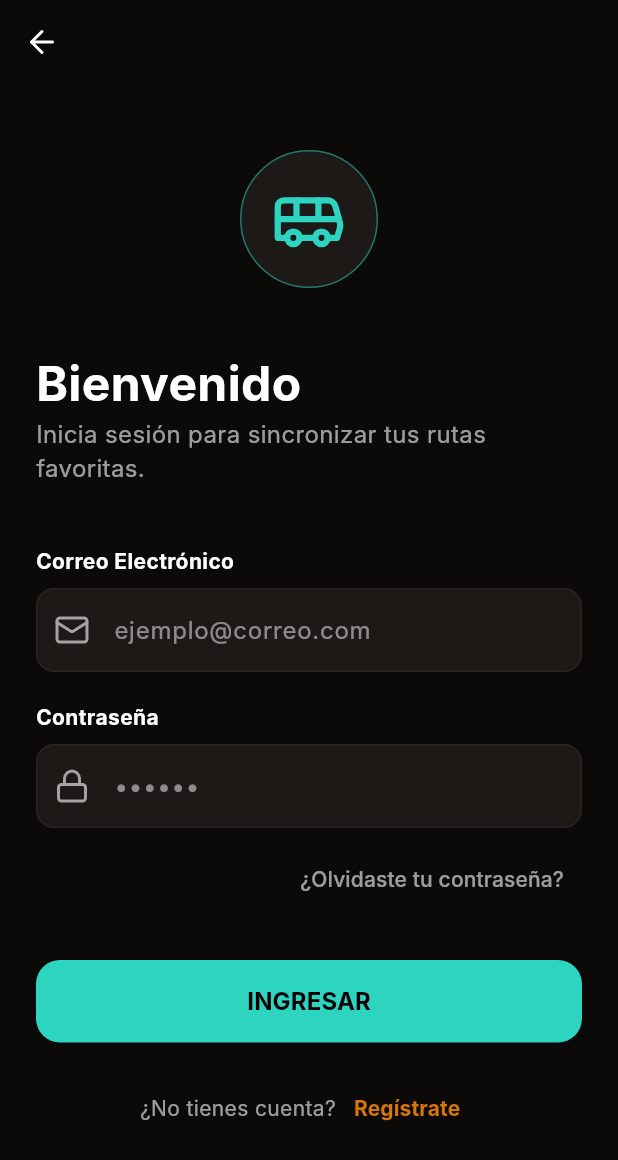
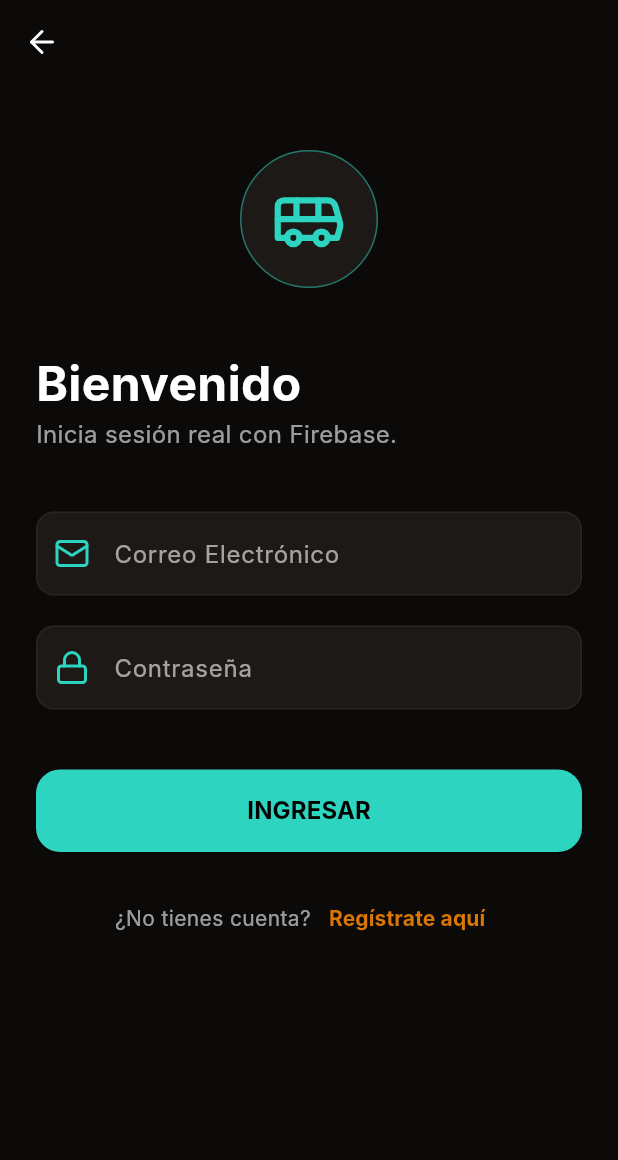
Before and after one commit to Esme0123/Transporte-Smart-La-Paz, a Flutter app: the screen it shows after launch, item 4 of the bottom bar chosen, after a tap on "Iniciar Sesión", on a phone screen of 412 x 824 dp. Shown: the top 1160 px of the screen. Run offline on Flutter 3.47's test engine with Material 3 defaults, Android fonts, the phone set to English and light mode, and no system bars; our stand-ins replace camera, cloud_firestore, equatable, firebase_auth, firebase_core, flutter_bloc and 7 more; missing offline and left inert: flutter_vision; accounts and stored records are empty; Roboto replaces fonts that are missing (Inter).

Commit message:
Login and register with firebase

```diff
--- a/transporte_smart_app/lib/screens/login_screen.dart
+++ b/transporte_smart_app/lib/screens/login_screen.dart
@@ -1,6 +1,8 @@
 import 'package:flutter/material.dart';
 import 'package:lucide_flutter/lucide_flutter.dart';
+import 'package:transporte_smart_app/repositories/auth_repository.dart';
 import 'package:transporte_smart_app/theme/app_colors.dart';
+import 'package:transporte_smart_app/screens/register_screen.dart';
 
 class LoginScreen extends StatefulWidget {
   const LoginScreen({super.key});
@@ -12,23 +14,32 @@ class LoginScreen extends StatefulWidget {
 class _LoginScreenState extends State<LoginScreen> {
   final _emailCtrl = TextEditingController();
   final _passCtrl = TextEditingController();
+  final AuthRepository _authRepo = AuthRepository();
   bool _isLoading = false;
 
-  // --- LÓGICA DE LOGIN DEMO ---
-  void _loginDemo() async {
-    // 1. Ocultamos teclado
-    FocusScope.of(context).unfocus();
+  void _loginReal() async {
+    if (_emailCtrl.text.isEmpty || _passCtrl.text.isEmpty) return;
 
-    // 2. Mostramos carga
     setState(() => _isLoading = true);
-
-    // 3. Simulamos espera de red (1.5 segundos)
-    await Future.delayed(const Duration(milliseconds: 1500));
+    try {
+      // LLAMADA REAL A FIREBASE AUTH
+      await _authRepo.signIn(_emailCtrl.text.trim(), _passCtrl.text.trim());
 
       if (mounted) {
-      setState(() => _isLoading = false);
-      // 4. Volver atrás con ÉXITO (true)
+        // Éxito: volvemos al perfil
         Navigator.pop(context, true);
+      }
+    } catch (e) {
+      if (mounted) {
+        ScaffoldMessenger.of(context).showSnackBar(
+          SnackBar(
+            content: Text(e.toString().replaceAll("Exception: ", "")),
+            backgroundColor: AppColors.error,
+          ),
+        );
+      }
+    } finally {
+      if (mounted) setState(() => _isLoading = false);
     }
   }
 
@@ -36,7 +47,6 @@ class _LoginScreenState extends State<LoginScreen> {
   Widget build(BuildContext context) {
     return Scaffold(
       backgroundColor: AppColors.background,
-      // AppBar transparente
       appBar: AppBar(
         backgroundColor: Colors.transparent,
         elevation: 0,
@@ -46,13 +56,11 @@ class _LoginScreenState extends State<LoginScreen> {
         ),
       ),
       body: SingleChildScrollView(
-        child: Padding(
         padding: const EdgeInsets.all(24.0),
         child: Column(
           crossAxisAlignment: CrossAxisAlignment.start,
           children: [
             const SizedBox(height: 20),
-              // Icono grande
             Center(
               child: Container(
                 padding: const EdgeInsets.all(20),
@@ -67,37 +75,24 @@ class _LoginScreenState extends State<LoginScreen> {
             const SizedBox(height: 40),
 
             const Text("Bienvenido", style: TextStyle(color: Colors.white, fontSize: 32, fontWeight: FontWeight.bold)),
-              const Text("Inicia sesión para sincronizar tus rutas favoritas.", style: TextStyle(color: AppColors.textSecondary, fontSize: 16)),
+            const Text("Inicia sesión real con Firebase.", style: TextStyle(color: AppColors.textSecondary, fontSize: 16)),
 
             const SizedBox(height: 40),
 
-              // Campos de texto
             _buildField("Correo Electrónico", LucideIcons.mail, _emailCtrl),
             const SizedBox(height: 20),
             _buildField("Contraseña", LucideIcons.lock, _passCtrl, isPass: true),
 
-              const SizedBox(height: 10),
-              Align(
-                alignment: Alignment.centerRight,
-                child: TextButton(
-                  onPressed: () {},
-                  child: const Text("¿Olvidaste tu contraseña?", style: TextStyle(color: AppColors.textSecondary))
-                ),
-              ),
-
-              const SizedBox(height: 30),
-
-              // Botón INGRESAR
+            const SizedBox(height: 40),
             SizedBox(
               width: double.infinity,
               height: 55,
               child: ElevatedButton(
-                  onPressed: _isLoading ? null : _loginDemo,
+                onPressed: _isLoading ? null : _loginReal,
                 style: ElevatedButton.styleFrom(
                   backgroundColor: AppColors.primary,
                   foregroundColor: Colors.black,
                   shape: RoundedRectangleBorder(borderRadius: BorderRadius.circular(16)),
-                    elevation: 0,
                 ),
                 child: _isLoading
                   ? const CircularProgressIndicator(color: Colors.black)
@@ -106,41 +101,34 @@ class _LoginScreenState extends State<LoginScreen> {
             ),
 
             const SizedBox(height: 20),
-
-              // Footer Registro
             Row(
               mainAxisAlignment: MainAxisAlignment.center,
               children: [
                 const Text("¿No tienes cuenta?", style: TextStyle(color: AppColors.textSecondary)),
                 TextButton(
                   onPressed: () {
-                       ScaffoldMessenger.of(context).showSnackBar(const SnackBar(content: Text("Registro deshabilitado en Demo")));
+                     // Navegar a Registro
+                     Navigator.push(context, MaterialPageRoute(builder: (_) => const RegisterScreen()));
                   },
-                    child: const Text("Regístrate", style: TextStyle(color: AppColors.secondary, fontWeight: FontWeight.bold)),
+                  child: const Text("Regístrate aquí", style: TextStyle(color: AppColors.secondary, fontWeight: FontWeight.bold)),
                 ),
               ],
             )
           ],
         ),
       ),
-      ),
     );
   }
 
   Widget _buildField(String label, IconData icon, TextEditingController ctrl, {bool isPass = false}) {
-    return Column(
-      crossAxisAlignment: CrossAxisAlignment.start,
-      children: [
-        Text(label, style: const TextStyle(color: Colors.white, fontWeight: FontWeight.bold)),
-        const SizedBox(height: 8),
-        TextField(
+    return TextField(
       controller: ctrl,
       obscureText: isPass,
       style: const TextStyle(color: Colors.white),
       decoration: InputDecoration(
-            prefixIcon: Icon(icon, color: AppColors.textSecondary),
-            hintText: isPass ? "••••••" : "ejemplo@correo.com",
-            hintStyle: TextStyle(color: AppColors.textSecondary.withOpacity(0.5)),
+        labelText: label,
+        labelStyle: const TextStyle(color: AppColors.textSecondary),
+        prefixIcon: Icon(icon, color: AppColors.primary),
         enabledBorder: OutlineInputBorder(
           borderRadius: BorderRadius.circular(12),
           borderSide: const BorderSide(color: AppColors.surfaceLight),
@@ -152,8 +140,6 @@ class _LoginScreenState extends State<LoginScreen> {
         filled: true,
         fillColor: AppColors.surface,
       ),
-        ),
-      ],
     );
   }
 }
--- a/transporte_smart_app/lib/screens/profile_screen.dart
+++ b/transporte_smart_app/lib/screens/profile_screen.dart
@@ -1,11 +1,13 @@
+import 'package:firebase_auth/firebase_auth.dart';
 import 'package:flutter/material.dart';
 import 'package:flutter_bloc/flutter_bloc.dart';
 import 'package:lucide_flutter/lucide_flutter.dart';
+import 'package:transporte_smart_app/repositories/auth_repository.dart';
 import 'package:transporte_smart_app/theme/app_colors.dart';
 import 'package:transporte_smart_app/blocs/routes/routes_bloc.dart';
 import 'package:transporte_smart_app/blocs/routes/routes_state.dart';
 import 'package:transporte_smart_app/models/route_model.dart';
-import 'package:transporte_smart_app/screens/login_screen.dart'; // Asegúrate de tener este import
+import 'package:transporte_smart_app/screens/login_screen.dart';
 
 class ProfileScreen extends StatefulWidget {
   const ProfileScreen({super.key});
@@ -15,64 +17,56 @@ class ProfileScreen extends StatefulWidget {
 }
 
 class _ProfileScreenState extends State<ProfileScreen> {
-  // --- ESTADO LOCAL PARA LA DEMO ---
+  // Configuración local
   bool _darkMode = true;
   bool _notifications = false;
 
-  // Estado de sesión (Simulado)
-  bool _isLoggedIn = false;
-  String _userName = "Invitado";
-  String _userCity = "La Paz, Bolivia";
-  String _userLevel = "Turista";
+  final AuthRepository _authRepo = AuthRepository();
+  User? _currentUser; // Usuario real de Firebase
 
-  // Función para ir al Login y esperar resultado
-  void _goToLogin() async {
-    // Navegamos y esperamos a que LoginScreen nos devuelva un valor (true/false)
-    final result = await Navigator.push(
+  @override
+  void initState() {
+    super.initState();
+    // 1. Cargar usuario al inicio
+    _currentUser = _authRepo.currentUser;
+
+    // 2. Escuchar cambios (login/logout) en tiempo real
+    _authRepo.authStateChanges.listen((user) {
+      if (mounted) {
+        setState(() {
+          _currentUser = user;
+        });
+      }
+    });
+  }
+
+  void _goToLogin() {
+    Navigator.push(
       context,
       MaterialPageRoute(builder: (_) => const LoginScreen())
     );
+  }
 
-    // Si el Login fue exitoso (simulado)
-    if (result == true) {
-      setState(() {
-        _isLoggedIn = true;
-        _userName = "Juan Pérez"; // Usuario inventado para la demo
-        _userLevel = "Experto en Rutas";
-        _notifications = true; // Activamos notificaciones mágicamente
-      });
-
-      // Feedback visual
+  void _logout() async {
+    await _authRepo.signOut();
     if (mounted) {
       ScaffoldMessenger.of(context).showSnackBar(
-          const SnackBar(
-            content: Text("¡Bienvenido de nuevo, Juan!"),
-            backgroundColor: AppColors.primary,
-          ),
+        const SnackBar(content: Text("Sesión cerrada")),
       );
     }
-    }
-  }
-
-  void _logout() {
-    setState(() {
-      _isLoggedIn = false;
-      _userName = "Invitado";
-      _userLevel = "Turista";
-      _notifications = false;
-    });
-    ScaffoldMessenger.of(context).showSnackBar(
-      const SnackBar(content: Text("Sesión cerrada correctamente")),
-    );
   }
 
   @override
   Widget build(BuildContext context) {
+    // Si _currentUser no es null, estamos logueados
+    final bool isLoggedIn = _currentUser != null;
+    final String displayName = isLoggedIn ? (_currentUser!.email ?? "Usuario") : "Invitado";
+    final String userLevel = isLoggedIn ? "Usuario Verificado" : "Turista";
+
     return Scaffold(
       backgroundColor: Colors.transparent,
       body: BlocBuilder<RoutesBloc, RoutesState>(
         builder: (context, state) {
-          // Calculamos favoritos reales del Bloc
           int favCount = 0;
           List<AppRoute> favoriteRoutesList = [];
 
@@ -86,45 +80,45 @@ class _ProfileScreenState extends State<ProfileScreen> {
           return ListView(
             padding: const EdgeInsets.symmetric(horizontal: 24.0).copyWith(top: 60.0, bottom: 120.0),
             children: [
-              // --- 1. CABECERA DE PERFIL ---
+              // --- 1. CABECERA ---
               Row(
                 children: [
-                  // Avatar
                   Container(
                     width: 70, height: 70,
                     decoration: BoxDecoration(
                       shape: BoxShape.circle,
                       color: AppColors.surface,
                       border: Border.all(
-                        color: _isLoggedIn ? AppColors.primary : AppColors.textSecondary,
+                        color: isLoggedIn ? AppColors.primary : AppColors.textSecondary,
                         width: 2
                       ),
-                      boxShadow: _isLoggedIn
+                      boxShadow: isLoggedIn
                         ? [BoxShadow(color: AppColors.primary.withOpacity(0.3), blurRadius: 15)]
                         : [],
                     ),
                     child: Icon(
-                      _isLoggedIn ? LucideIcons.userCheck : LucideIcons.user,
+                      isLoggedIn ? LucideIcons.userCheck : LucideIcons.user,
                       size: 30,
-                      color: _isLoggedIn ? AppColors.primary : AppColors.textSecondary
+                      color: isLoggedIn ? AppColors.primary : AppColors.textSecondary
                     ),
                   ),
                   const SizedBox(width: 16),
 
-                  // Textos
                   Expanded(
                     child: Column(
                       crossAxisAlignment: CrossAxisAlignment.start,
                       children: [
                         Text(
-                          _userName,
+                          displayName, // Muestra el correo real
                           style: const TextStyle(
                             color: AppColors.textPrimary,
-                            fontSize: 22,
+                            fontSize: 18,
                             fontWeight: FontWeight.bold
-                          )
                           ),
-                        if (!_isLoggedIn)
+                          maxLines: 1,
+                          overflow: TextOverflow.ellipsis,
+                        ),
+                        if (!isLoggedIn)
                           GestureDetector(
                             onTap: _goToLogin,
                             child: Container(
@@ -136,16 +130,12 @@ class _ProfileScreenState extends State<ProfileScreen> {
                               ),
                               child: const Text(
                                 "Iniciar Sesión",
-                                style: TextStyle(
-                                  color: Colors.black,
-                                  fontWeight: FontWeight.bold,
-                                  fontSize: 12
-                                )
+                                style: TextStyle(color: Colors.black, fontWeight: FontWeight.bold, fontSize: 12)
                               ),
                             ),
                           )
                         else
-                           Text(_userCity, style: const TextStyle(color: AppColors.textSecondary)),
+                           Text(userLevel, style: const TextStyle(color: AppColors.textSecondary, fontSize: 12)),
                       ],
                     ),
                   )
@@ -157,7 +147,7 @@ class _ProfileScreenState extends State<ProfileScreen> {
               // --- 2. ESTADÍSTICAS ---
               Row(
                 children: [
-                  Expanded(child: _buildStatCard("Nivel", _userLevel, LucideIcons.medal)),
+                  Expanded(child: _buildStatCard("Nivel", userLevel.split(" ").last, LucideIcons.medal)),
                   const SizedBox(width: 12),
                   Expanded(child: _buildStatCard("Guardados", "$favCount", LucideIcons.heart)),
                 ],
@@ -165,19 +155,9 @@ class _ProfileScreenState extends State<ProfileScreen> {
 
               const SizedBox(height: 30),
 
-              // --- 3. LISTA DE FAVORITOS ---
-              Row(
-                mainAxisAlignment: MainAxisAlignment.spaceBetween,
-                children: [
-                  const Text("Mis Favoritos",
+              // --- 3. FAVORITOS ---
+              const Text("Mis Rutas Guardadas",
                 style: TextStyle(color: AppColors.textPrimary, fontSize: 18, fontWeight: FontWeight.bold)),
-                  if (!_isLoggedIn && favoriteRoutesList.isNotEmpty)
-                    GestureDetector(
-                      onTap: _goToLogin,
-                      child: const Text("Guardar en nube", style: TextStyle(color: AppColors.secondary, fontSize: 12)),
-                    ),
-                ],
-              ),
               const SizedBox(height: 12),
 
               if (favoriteRoutesList.isEmpty)
@@ -194,12 +174,10 @@ class _ProfileScreenState extends State<ProfileScreen> {
 
               _buildSettingsTile("Modo Oscuro", LucideIcons.moon, _darkMode, (v) => setState(() => _darkMode = v)),
               _buildSettingsTile("Notificaciones", LucideIcons.bell, _notifications, (v) => setState(() => _notifications = v)),
-              _buildSettingsTile("Ayuda y Soporte", LucideIcons.info , null, null),
 
               const SizedBox(height: 20),
 
-              // Botón de Cerrar Sesión (Solo si está logueado)
-              if (_isLoggedIn)
+              if (isLoggedIn)
                 TextButton.icon(
                   onPressed: _logout,
                   icon: const Icon(LucideIcons.logOut, size: 18, color: AppColors.error),
@@ -212,22 +190,16 @@ class _ProfileScreenState extends State<ProfileScreen> {
     );
   }
 
-  // --- Widgets Auxiliares ---
-
+  // --- WIDGETS AUXILIARES ---
   Widget _buildEmptyState() {
     return Container(
       padding: const EdgeInsets.all(20),
-      decoration: BoxDecoration(
-        color: AppColors.surfaceLight,
-        borderRadius: BorderRadius.circular(12),
-        border: Border.all(color: AppColors.surfaceLight),
-      ),
+      decoration: BoxDecoration(color: AppColors.surfaceLight, borderRadius: BorderRadius.circular(12)),
       child: Row(
         children: const [
           Icon(LucideIcons.info, color: AppColors.textSecondary),
           SizedBox(width: 12),
-          Expanded(child: Text("Aún no tienes rutas favoritas.",
-            style: TextStyle(color: AppColors.textSecondary))),
+          Expanded(child: Text("Sin favoritos.", style: TextStyle(color: AppColors.textSecondary))),
         ],
       ),
     );
@@ -236,17 +208,13 @@ class _ProfileScreenState extends State<ProfileScreen> {
   Widget _buildStatCard(String label, String value, IconData icon) {
     return Container(
       padding: const EdgeInsets.all(16),
-      decoration: BoxDecoration(
-        color: AppColors.surface,
-        borderRadius: BorderRadius.circular(16),
-        border: Border.all(color: AppColors.surfaceLight),
-      ),
+      decoration: BoxDecoration(color: AppColors.surface, borderRadius: BorderRadius.circular(16), border: Border.all(color: AppColors.surfaceLight)),
       child: Column(
         crossAxisAlignment: CrossAxisAlignment.start,
         children: [
           Icon(icon, color: AppColors.primary, size: 20),
           const SizedBox(height: 8),
-          Text(value, style: const TextStyle(color: AppColors.textPrimary, fontSize: 18, fontWeight: FontWeight.bold)),
+          Text(value, style: const TextStyle(color: AppColors.textPrimary, fontSize: 16, fontWeight: FontWeight.bold), maxLines: 1, overflow: TextOverflow.ellipsis),
           Text(label, style: const TextStyle(color: AppColors.textSecondary, fontSize: 12)),
         ],
       ),
@@ -257,33 +225,16 @@ class _ProfileScreenState extends State<ProfileScreen> {
     return Container(
       margin: const EdgeInsets.only(bottom: 10),
       padding: const EdgeInsets.all(12),
-      decoration: BoxDecoration(
-        color: AppColors.surface,
-        borderRadius: BorderRadius.circular(12),
-        border: Border.all(color: AppColors.surfaceLight),
-      ),
+      decoration: BoxDecoration(color: AppColors.surface, borderRadius: BorderRadius.circular(12), border: Border.all(color: AppColors.surfaceLight)),
       child: Row(
         children: [
           Container(
             padding: const EdgeInsets.symmetric(horizontal: 8, vertical: 4),
-            decoration: BoxDecoration(
-              color: AppColors.primary.withOpacity(0.2),
-              borderRadius: BorderRadius.circular(6),
-            ),
-            child: Text(
-              route.lineNumber,
-              style: const TextStyle(color: AppColors.primary, fontWeight: FontWeight.bold)
-            ),
+            decoration: BoxDecoration(color: AppColors.primary.withOpacity(0.2), borderRadius: BorderRadius.circular(6)),
+            child: Text(route.lineNumber, style: const TextStyle(color: AppColors.primary, fontWeight: FontWeight.bold)),
           ),
           const SizedBox(width: 12),
-          Expanded(
-            child: Text(
-              route.routeName,
-              maxLines: 1,
-              overflow: TextOverflow.ellipsis,
-              style: const TextStyle(color: AppColors.textPrimary)
-            ),
-          ),
+          Expanded(child: Text(route.routeName, maxLines: 1, overflow: TextOverflow.ellipsis, style: const TextStyle(color: AppColors.textPrimary))),
         ],
       ),
     );
@@ -296,21 +247,16 @@ class _ProfileScreenState extends State<ProfileScreen> {
         contentPadding: EdgeInsets.zero,
         leading: Container(
           padding: const EdgeInsets.all(8),
-          decoration: BoxDecoration(
-            color: AppColors.surface,
-            borderRadius: BorderRadius.circular(8)
-          ),
+          decoration: BoxDecoration(color: AppColors.surface, borderRadius: BorderRadius.circular(8)),
           child: Icon(icon, color: AppColors.textPrimary, size: 20),
         ),
         title: Text(title, style: const TextStyle(color: AppColors.textPrimary)),
-        trailing: value != null
-          ? Switch(
-              value: value,
+        trailing: Switch(
+          value: value ?? false,
           activeColor: AppColors.primary,
           trackColor: MaterialStateProperty.all(AppColors.surfaceLight),
           onChanged: onChanged,
-            )
-          : const Icon(LucideIcons.chevronRight, color: AppColors.textSecondary),
+        ),
       ),
     );
   }
```
Also changed, not shown: transporte_smart_app/lib/repositories/auth_repository.dart (added, +34 -0 lines), transporte_smart_app/lib/screens/register_screen.dart (added, +69 -0 lines). Lines whose indentation alone changed are shown as unchanged.
